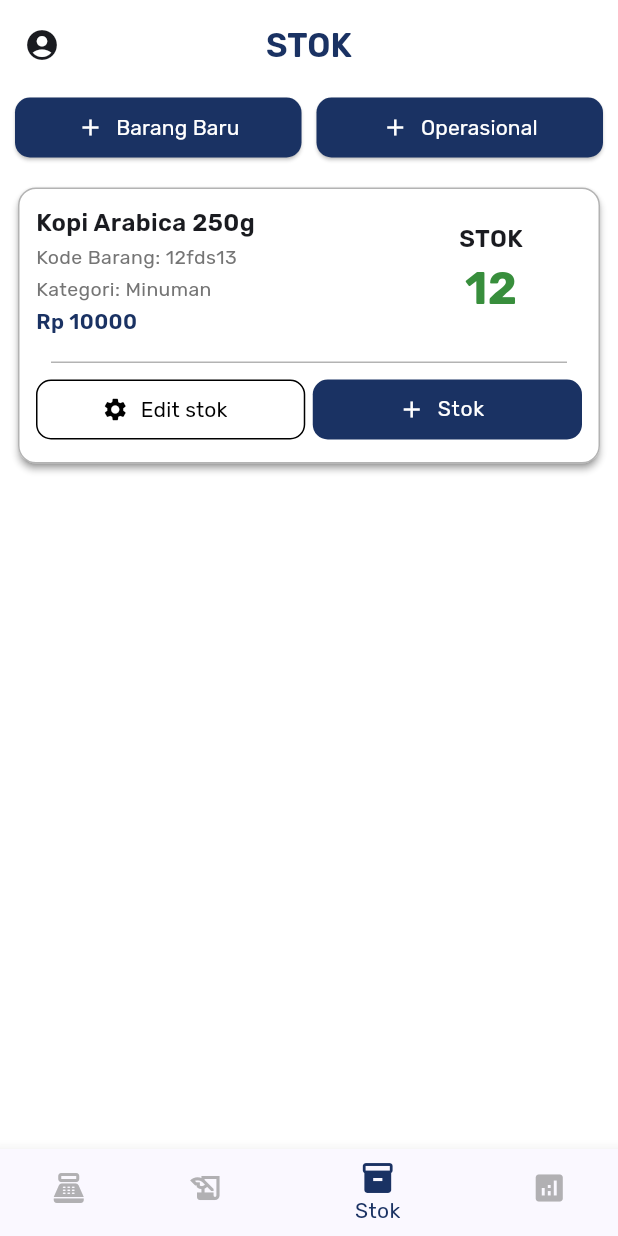
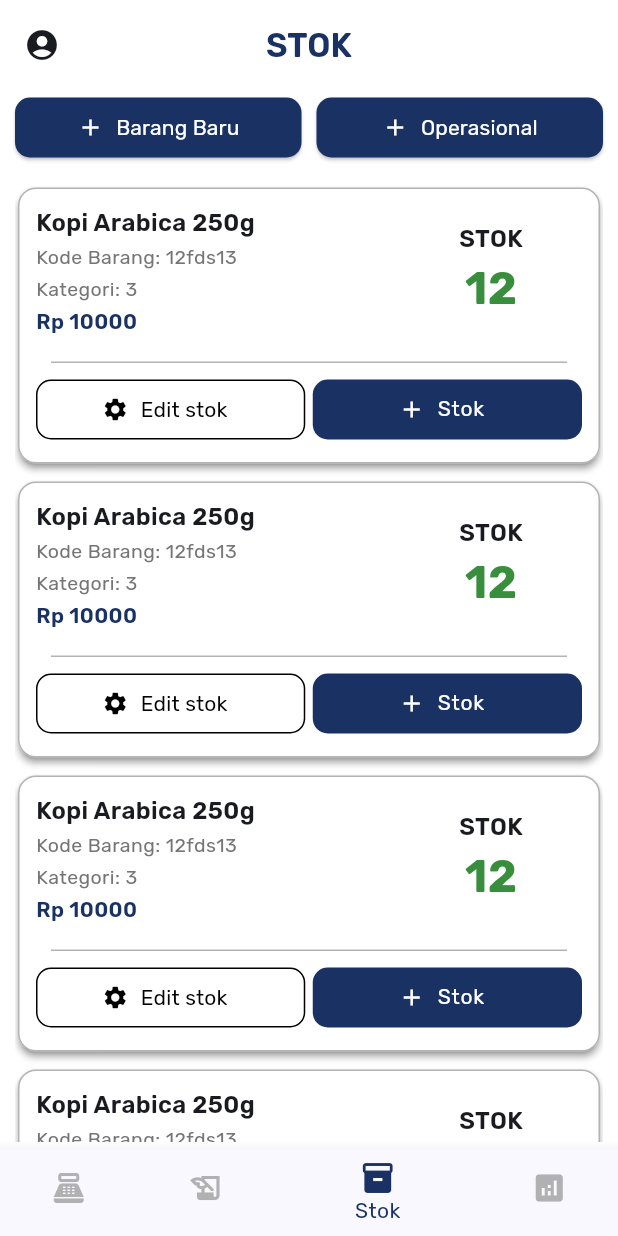
Before and after one commit to TitoPutraaa/AnalytiKas, a Flutter app: the MainSheel screen opened directly, item 3 of the bottom bar chosen, on a phone screen of 412 x 824 dp. Run offline on Flutter 3.47's test engine with Material 3 defaults, Android fonts, the phone set to English and light mode, and no system bars.

Commit message:
add navigation in card and using entitiy value

```diff
--- /dev/null
+++ b/anaytikas_frontend/lib/features/stok/domain/entities/product.dart
@@ -0,0 +1,32 @@
+class Product {
+  final String idProduct;
+  final int idKategori;
+  final String namaProduct;
+  final int jmlhStok;
+  final int minStok;
+  final bool isGrosir;
+  final bool isActive;
+  final double harga;
+
+  Product({
+    required this.idProduct,
+    required this.idKategori,
+    required this.namaProduct,
+    required this.jmlhStok,
+    required this.minStok,
+    required this.isGrosir,
+    required this.isActive,
+    required this.harga,
+  });
+
+  static Product get dummy => Product(
+    idProduct: '12fds13',
+    idKategori: 3,
+    namaProduct: "Kopi Arabica 250g",
+    jmlhStok: 12,
+    minStok: 10,
+    harga: 10000,
+    isGrosir: false,
+    isActive: true,
+  );
+}
--- a/anaytikas_frontend/lib/features/stok/presentation/pages/home_stok.dart
+++ b/anaytikas_frontend/lib/features/stok/presentation/pages/home_stok.dart
@@ -1,9 +1,14 @@
 import 'package:anaytikas_frontend/core/config/theme/app_color.dart';
+import 'package:anaytikas_frontend/features/stok/domain/entities/product.dart';
+import 'package:anaytikas_frontend/features/stok/presentation/pages/barang_baru.dart';
+import 'package:anaytikas_frontend/features/stok/presentation/pages/opsStok.dart';
 import 'package:anaytikas_frontend/features/stok/presentation/widgets/produk_stok_card.dart';
 import 'package:flutter/material.dart';
 
 class Homestok extends StatelessWidget {
-  const Homestok({super.key});
+  Product? product;
+
+  Homestok({super.key, Product? product}) : product = product ?? Product.dummy;
 
   @override
   Widget build(BuildContext context) {
@@ -18,7 +23,13 @@ class Homestok extends StatelessWidget {
                 children: [
                   Expanded(
                     child: ElevatedButton.icon(
-                      onPressed: () {},
+                      onPressed: () {
+                        Navigator.of(context).push(
+                          MaterialPageRoute(
+                            builder: (context) => const BarangBaru(),
+                          ),
+                        );
+                      },
                       icon: const Icon(Icons.add),
                       label: const Text(
                         "Barang Baru",
@@ -37,7 +48,13 @@ class Homestok extends StatelessWidget {
                   const SizedBox(width: 10),
                   Expanded(
                     child: ElevatedButton.icon(
-                      onPressed: () {},
+                      onPressed: () {
+                        Navigator.of(context).push(
+                          MaterialPageRoute(
+                            builder: (context) => const OpsStok(),
+                          ),
+                        );
+                      },
                       icon: const Icon(Icons.add),
                       label: const Text(
                         "Operasional",
@@ -56,14 +73,16 @@ class Homestok extends StatelessWidget {
               ),
             ],
           ),
-          Container(
-            child: ProductStockCard(
-              namaBarang: "Kopi Arabica 250g",
-              kodeBarang: '12fds13',
-              jumlahStok: 12,
-              minStok: 10,
-              hargaJual: 10000,
-              kategori: "Minuman",
+
+          Expanded(
+            child: ListView.builder(
+              itemCount: 4,
+              itemBuilder: (BuildContext context, int index) {
+                return ProductStockCard(
+                  product: product!,
+                  key: ValueKey(product!.idProduct),
+                );
+              },
             ),
           ),
         ],
--- a/anaytikas_frontend/lib/features/stok/presentation/widgets/produk_stok_card.dart
+++ b/anaytikas_frontend/lib/features/stok/presentation/widgets/produk_stok_card.dart
@@ -1,27 +1,17 @@
+import 'package:anaytikas_frontend/features/stok/domain/entities/product.dart';
+import 'package:anaytikas_frontend/features/stok/presentation/pages/editStok.dart';
+import 'package:anaytikas_frontend/features/stok/presentation/pages/tambah_stok.dart';
 import 'package:flutter/material.dart';
 import 'package:anaytikas_frontend/core/config/theme/app_color.dart';
 
 class ProductStockCard extends StatelessWidget {
-  final String namaBarang;
-  final String kodeBarang;
-  final int jumlahStok;
-  final int minStok;
-  final double hargaJual;
-  final String kategori;
+  final Product product;
 
-  const ProductStockCard({
-    super.key,
-    required this.namaBarang,
-    required this.kodeBarang,
-    required this.jumlahStok,
-    required this.minStok,
-    required this.hargaJual,
-    required this.kategori,
-  });
+  const ProductStockCard({super.key, required this.product});
 
   @override
   Widget build(BuildContext context) {
-    bool isLowStock = jumlahStok <= minStok;
+    bool isLowStock = product.jmlhStok <= product.minStok;
 
     return Card(
       margin: const EdgeInsets.symmetric(vertical: 6.0, horizontal: 2.0),
@@ -45,7 +35,7 @@ class ProductStockCard extends StatelessWidget {
                     crossAxisAlignment: CrossAxisAlignment.start,
                     children: [
                       Text(
-                        namaBarang,
+                        product.namaProduct,
                         style: const TextStyle(
                           fontSize: 16,
                           fontWeight: FontWeight.w600,
@@ -55,7 +45,7 @@ class ProductStockCard extends StatelessWidget {
                       ),
                       const SizedBox(height: 2),
                       Text(
-                        "Kode Barang: $kodeBarang",
+                        "Kode Barang: ${product.idProduct}",
                         style: TextStyle(
                           fontSize: 13,
                           color: Colors.grey.shade600,
@@ -65,7 +55,7 @@ class ProductStockCard extends StatelessWidget {
                       ),
                       const SizedBox(height: 2),
                       Text(
-                        "Kategori: $kategori",
+                        "Kategori: ${product.idKategori}",
                         style: TextStyle(
                           fontSize: 13,
                           color: Colors.grey.shade600,
@@ -73,7 +63,7 @@ class ProductStockCard extends StatelessWidget {
                       ),
                       const SizedBox(height: 2),
                       Text(
-                        "Rp ${hargaJual.toStringAsFixed(0)}",
+                        "Rp ${product.harga.toStringAsFixed(0)}",
                         style: TextStyle(
                           fontSize: 14,
                           fontWeight: FontWeight.w600,
@@ -99,7 +89,7 @@ class ProductStockCard extends StatelessWidget {
                       ),
 
                       Text(
-                        "$jumlahStok",
+                        "${product.jmlhStok}",
                         style: TextStyle(
                           fontSize: 30,
                           fontWeight: FontWeight.bold,
@@ -128,7 +118,13 @@ class ProductStockCard extends StatelessWidget {
               children: [
                 Expanded(
                   child: ElevatedButton.icon(
-                    onPressed: () {},
+                    onPressed: () {
+                      Navigator.of(context).push(
+                        MaterialPageRoute(
+                          builder: (context) => const EditStok(),
+                        ),
+                      );
+                    },
                     style: ElevatedButton.styleFrom(
                       backgroundColor: AppColor.white,
                       shadowColor: Colors.transparent,
@@ -151,7 +147,13 @@ class ProductStockCard extends StatelessWidget {
 
                 Expanded(
                   child: ElevatedButton.icon(
-                    onPressed: () {},
+                    onPressed: () {
+                      Navigator.of(context).push(
+                        MaterialPageRoute(
+                          builder: (context) => Tambahstok(product: product),
+                        ),
+                      );
+                    },
                     label: Text(
                       "Stok",
                       style: Theme.of(context).textTheme.labelMedium,
--- a/anaytikas_frontend/lib/shared/widgets/main_sheel.dart
+++ b/anaytikas_frontend/lib/shared/widgets/main_sheel.dart
@@ -4,10 +4,8 @@ import 'package:anaytikas_frontend/features/kasir/presentation/pages/homeKasir.d
 import 'package:anaytikas_frontend/features/riwayat/presentation/pages/homeRiwayat.dart';
 import 'package:anaytikas_frontend/features/stok/presentation/pages/home_stok.dart';
 import 'package:flutter/material.dart';
-import 'package:flutter/widget_previews.dart';
 
 class MainSheel extends StatefulWidget {
-  @Preview(name: "mainsheel")
   const MainSheel({super.key});
 
   @override
```
Also changed, not shown: anaytikas_frontend/lib/features/stok/presentation/pages/barang_baru.dart (added, +15 -0 lines), anaytikas_frontend/lib/features/stok/presentation/pages/editStok.dart (+18 -0 lines), anaytikas_frontend/lib/features/stok/presentation/pages/opsStok.dart (+18 -0 lines), anaytikas_frontend/lib/features/stok/presentation/pages/tambah_stok.dart (+9 -21 lines), anaytikas_frontend/lib/main.dart (+1 -9 lines).
